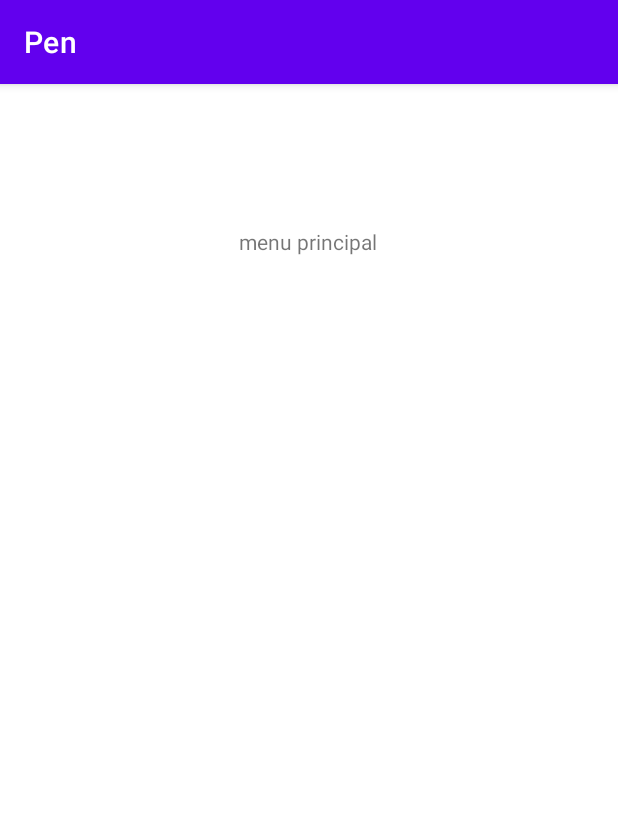
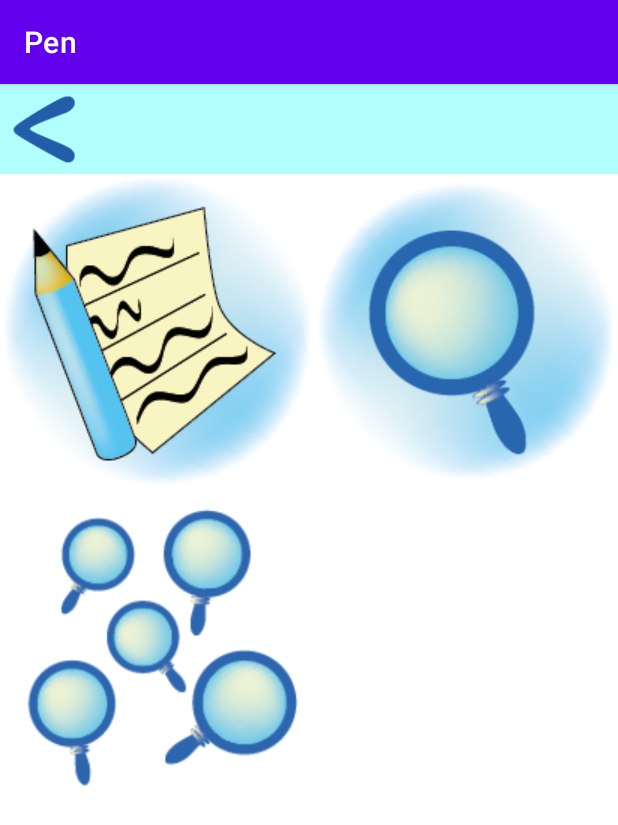
Before and after one commit to AdilsonAr/AndroidPen, an Android app: the MainMenu screen opened directly, with no data from a screen before it, on a phone screen of 412 x 824 dp. Shown: the top 825 px of the screen. Run offline under Robolectric (Android 15) with nearby library versions, the phone set to English and light mode, and no system bars.

Commit message:
diseño de iconos y menu

```diff
--- a/app/src/main/java/com/example/pen/activity/MainMenu.java
+++ b/app/src/main/java/com/example/pen/activity/MainMenu.java
@@ -1,7 +1,12 @@
 package com.example.pen.activity;
 
 import androidx.appcompat.app.AppCompatActivity;
+
+import android.content.Intent;
 import android.os.Bundle;
+import android.view.View;
+import android.widget.ImageButton;
+
 import com.example.pen.R;
 public class MainMenu extends AppCompatActivity {
 
@@ -9,5 +14,13 @@ public class MainMenu extends AppCompatActivity {
     protected void onCreate(Bundle savedInstanceState) {
         super.onCreate(savedInstanceState);
         setContentView(R.layout.activity_main_menu);
+        ImageButton back=findViewById(R.id.back);
+        back.setOnClickListener(new View.OnClickListener() {
+            @Override
+            public void onClick(View v) {
+                Intent act=new Intent(MainMenu.this,MainActivity.class);
+                startActivity(act);
+            }
+        });
     }
 }
--- a/app/src/main/res/layout/activity_main.xml
+++ b/app/src/main/res/layout/activity_main.xml
@@ -10,12 +10,13 @@
         android:layout_width="wrap_content"
         android:layout_height="wrap_content"
         android:layout_marginTop="50dp"
-        android:text="FastView"
+        android:text="TODO: combinacion de las vistas de todas las secciones"
         app:layout_constraintLeft_toLeftOf="parent"
         app:layout_constraintRight_toRightOf="parent"
         app:layout_constraintTop_toTopOf="parent" />
 
     <LinearLayout
+        android:background="@color/appBase"
         android:layout_width="0dp"
         android:layout_height="60dp"
         android:orientation="horizontal"
@@ -25,12 +26,24 @@
 
         <ImageButton
             android:id="@+id/menu"
-            android:layout_width="0dp"
+            android:layout_width="wrap_content"
             android:layout_height="match_parent"
             android:layout_weight="1"
             android:adjustViewBounds="true"
             android:scaleType="fitCenter"
-            app:srcCompat="@drawable/set" />
+            android:background="@color/appBase"
+            app:srcCompat="@drawable/set2" />
+
+        <ImageButton
+            android:id="@+id/search"
+            android:layout_width="wrap_content"
+            android:layout_height="match_parent"
+            android:layout_weight="1"
+            android:adjustViewBounds="true"
+            android:scaleType="fitCenter"
+            android:background="@color/appBase"
+            app:srcCompat="@drawable/asksmall" />
+
     </LinearLayout>
 
 </androidx.constraintlayout.widget.ConstraintLayout>
--- a/app/src/main/res/layout/activity_main_menu.xml
+++ b/app/src/main/res/layout/activity_main_menu.xml
@@ -6,17 +6,69 @@
     android:layout_height="match_parent"
     tools:context=".activity.MainMenu">
 
-    <TextView
-        android:id="@+id/textView"
-        android:layout_width="wrap_content"
-        android:layout_height="wrap_content"
-        android:layout_marginStart="176dp"
-        android:layout_marginTop="77dp"
-        android:layout_marginEnd="177dp"
-        android:layout_marginBottom="635dp"
-        android:text="menu principal"
-        app:layout_constraintBottom_toBottomOf="parent"
-        app:layout_constraintEnd_toEndOf="parent"
-        app:layout_constraintStart_toStartOf="parent"
-        app:layout_constraintTop_toTopOf="parent" />
+    <LinearLayout
+        android:layout_width="match_parent"
+        android:layout_height="match_parent"
+        android:orientation="vertical"
+        tools:layout_editor_absoluteX="88dp"
+        tools:layout_editor_absoluteY="176dp">
+        <RelativeLayout
+            android:background="@color/appBase"
+            android:layout_width="match_parent"
+            android:layout_height="60dp"
+            app:layout_constraintEnd_toEndOf="parent"
+            app:layout_constraintStart_toStartOf="parent"
+            app:layout_constraintTop_toTopOf="parent">
+            <ImageButton
+                android:id="@+id/back"
+                android:layout_width="wrap_content"
+                android:layout_height="match_parent"
+                android:adjustViewBounds="true"
+                android:scaleType="fitCenter"
+                android:background="@color/appBase"
+                app:srcCompat="@drawable/back3" />
+        </RelativeLayout>
+    <LinearLayout
+        android:layout_width="match_parent"
+        android:layout_height="210dp"
+        android:orientation="horizontal">
+        <ImageButton
+            android:id="@+id/apuntes"
+            android:layout_width="wrap_content"
+            android:layout_height="match_parent"
+            android:adjustViewBounds="true"
+            android:scaleType="fitCenter"
+            android:background="@android:color/white"
+            app:srcCompat="@drawable/notas" />
+
+        <ImageButton
+            android:id="@+id/busca"
+            android:layout_width="wrap_content"
+            android:layout_height="match_parent"
+            android:adjustViewBounds="true"
+            android:scaleType="fitCenter"
+            android:background="@android:color/white"
+            app:srcCompat="@drawable/ask" />
+    </LinearLayout>
+        <LinearLayout
+            android:layout_width="match_parent"
+            android:layout_height="210dp"
+            android:orientation="horizontal">
+            <ImageButton
+                android:id="@+id/busquedas"
+                android:layout_width="wrap_content"
+                android:layout_height="match_parent"
+                android:adjustViewBounds="true"
+                android:scaleType="fitCenter"
+                android:background="@android:color/white"
+                app:srcCompat="@drawable/busquedas" />
+        </LinearLayout>
+        <LinearLayout
+            android:layout_width="match_parent"
+            android:layout_height="210dp"
+            android:orientation="horizontal">
+
+        </LinearLayout>
+    </LinearLayout>
+
 </androidx.constraintlayout.widget.ConstraintLayout>
```
Also changed, not shown: app/src/main/res/drawable/ask.png (added), app/src/main/res/drawable/asksmall.png (added), app/src/main/res/drawable/back3.png (added), app/src/main/res/drawable/busquedas.png (added), app/src/main/res/drawable/notas.png (added), app/src/main/res/drawable/set2.png (added).
